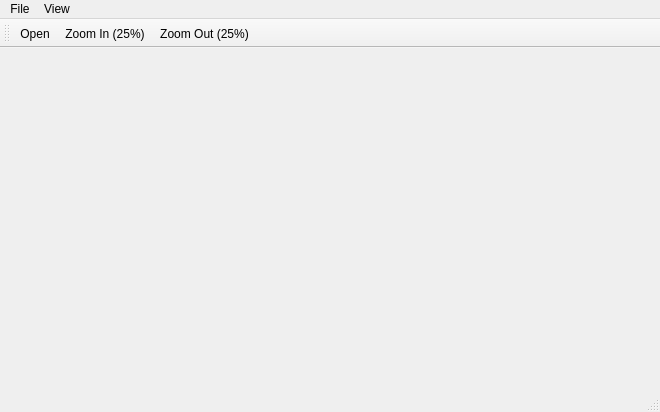
wojtodzio/ImageViewer, file imageviewer.ui: the form before one commit.
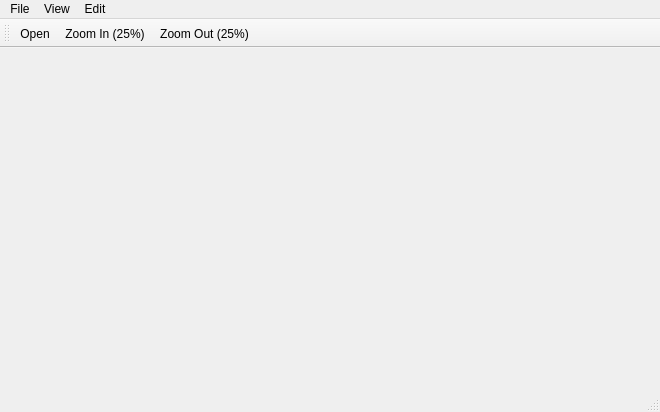
The form after the commit. Icons and pictures are not drawn.

Commit message: Add shortcuts to zooming

Patch:
```diff
--- a/imageviewer.ui
+++ b/imageviewer.ui
@@ -40,8 +40,14 @@
     <addaction name="actionZoomIn"/>
     <addaction name="actionZoomOut"/>
    </widget>
+   <widget class="QMenu" name="menuEdit">
+    <property name="title">
+     <string>Edit</string>
+    </property>
+   </widget>
    <addaction name="menuFile"/>
    <addaction name="menuView"/>
+   <addaction name="menuEdit"/>
   </widget>
   <widget class="QToolBar" name="mainToolBar">
    <attribute name="toolBarArea">
```
Left out of the diff: 6 changed lines with no effect on the pictures.
